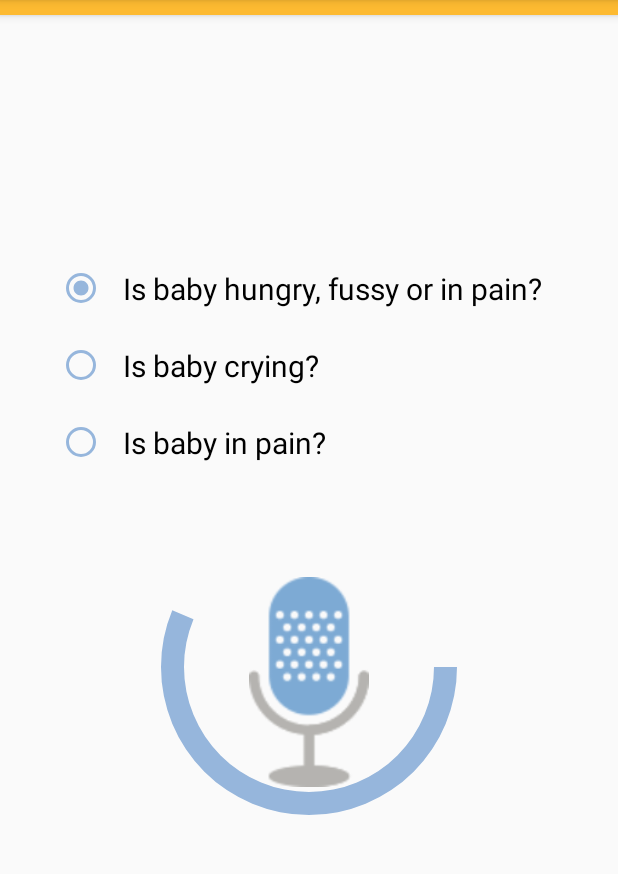
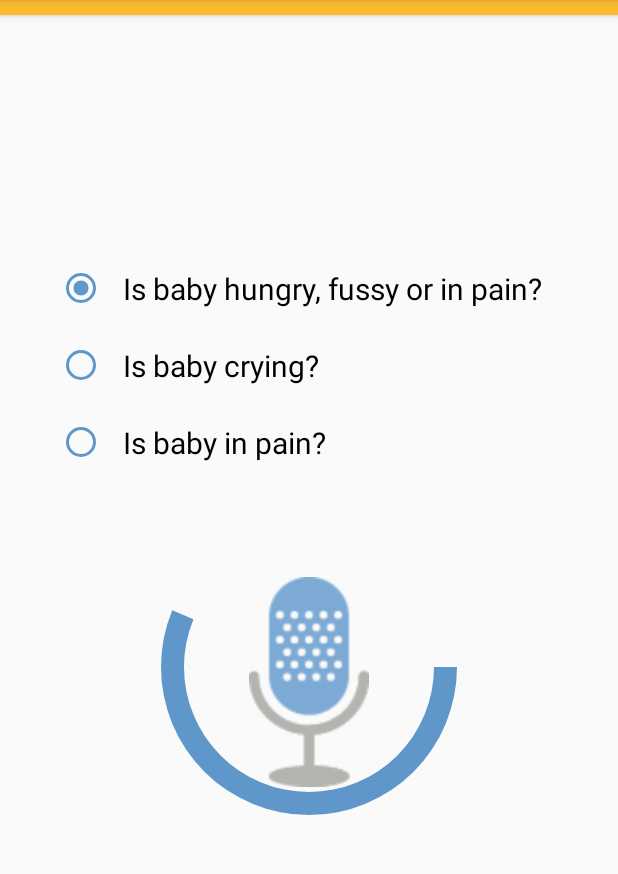
Before and after one commit to modularity/ChatterBaby, an Android app: the screen it shows after launch (MainActivity), after a tap on an icon or button, on a phone screen of 412 x 824 dp, the part 84-958 px from its top. Run offline under Robolectric (Android 15) with nearby library versions, the phone set to English and light mode, and no system bars.

Commit message:
UI updates
color consistency on recording page elements, remove unused fragment

```diff
--- a/app/src/main/java/org/chatterbaby/chatterbaby/QuestionnaireActivity.java
+++ b/app/src/main/java/org/chatterbaby/chatterbaby/QuestionnaireActivity.java
@@ -35,7 +35,7 @@ public class QuestionnaireActivity extends AppCompatActivity implements View.OnC
         Intent webQuestIntent = new Intent();
         webQuestIntent.setAction(Intent.ACTION_VIEW);
         webQuestIntent.addCategory(Intent.CATEGORY_BROWSABLE);
-        webQuestIntent.setData(Uri.parse("http://www.chatterbaby.org"));
+        webQuestIntent.setData(Uri.parse("https://www.chatterbaby.org/survey-consented-start"));
         startActivity(webQuestIntent);
     }
 }
--- a/app/src/main/res/drawable/circular_progressbar.xml
+++ b/app/src/main/res/drawable/circular_progressbar.xml
@@ -5,5 +5,5 @@
     android:shape="ring"
     android:thickness="15dp"
     android:useLevel="true">
-    <solid android:color="@color/progressWheel" />
+    <solid android:color="@color/colorPrimary" />
 </shape>
--- a/app/src/main/res/layout/content_recording.xml
+++ b/app/src/main/res/layout/content_recording.xml
@@ -24,7 +24,7 @@
             android:layout_width="wrap_content"
             android:layout_height="wrap_content"
             android:layout_weight="1"
-            android:buttonTint="@color/progressWheel"
+            android:buttonTint="@color/colorPrimary"
             android:checked="true"
             android:gravity="center"
             android:padding="@dimen/radioBtn"
@@ -36,7 +36,7 @@
             android:layout_width="wrap_content"
             android:layout_height="wrap_content"
             android:layout_weight="1"
-            android:buttonTint="@color/progressWheel"
+            android:buttonTint="@color/colorPrimary"
             android:gravity="center"
             android:padding="@dimen/radioBtn"
             android:text="Is baby crying?"
@@ -51,7 +51,7 @@
             android:textSize="20sp"
             android:padding="@dimen/radioBtn"
             android:layout_weight="1"
-            android:buttonTint="@color/progressWheel"/>
+            android:buttonTint="@color/colorPrimary"/>
 
     </RadioGroup>
 
```
Also changed, not shown: app/src/main/java/org/chatterbaby/chatterbaby/RecordingFragment.java (deleted, +0 -109 lines).
